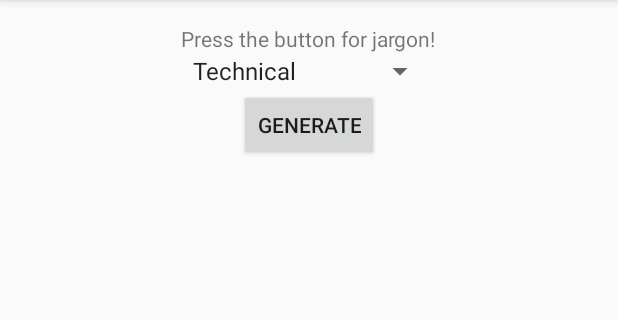
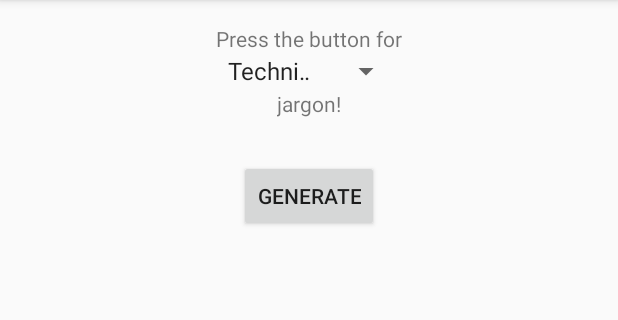
Before and after one commit to elgasste/JargonGenerator, an Android app: the screen it shows after launch (MainActivity), on a phone screen of 412 x 824 dp, the part 84-404 px from its top. Run offline under Robolectric (Android 15) with nearby library versions, the phone set to English and light mode, and no system bars.

Commit message:
tweaked the UI a little bit

```diff
--- a/app/src/main/res/layout/activity_main.xml
+++ b/app/src/main/res/layout/activity_main.xml
@@ -6,18 +6,19 @@
     android:paddingBottom="@dimen/activity_vertical_margin" tools:context=".MainActivity"
     android:id="@+id/viewMain">
 
-    <TextView android:text="@string/header_message" android:layout_width="wrap_content"
+    <TextView android:text="@string/header_message_left" android:layout_width="wrap_content"
         android:layout_height="wrap_content"
+        android:id="@+id/textViewHeaderLeft"
         android:layout_alignParentTop="true"
-        android:layout_centerHorizontal="true"
-        android:id="@+id/textViewHeader" />
+        android:layout_centerHorizontal="true" />
 
     <Button
         android:layout_width="wrap_content"
         android:layout_height="wrap_content"
         android:text="@string/button_generate"
         android:id="@+id/buttonGenerate"
-        android:layout_below="@+id/spinnerJargonType"
+        android:layout_marginTop="28dp"
+        android:layout_below="@+id/textViewHeaderRight"
         android:layout_centerHorizontal="true" />
 
     <TextView
@@ -25,10 +26,13 @@
         android:layout_height="wrap_content"
         android:textAppearance="?android:attr/textAppearanceLarge"
         android:id="@+id/textViewJargon"
-        android:layout_below="@+id/buttonGenerate"
-        android:layout_centerHorizontal="true"
         android:gravity="center"
-        android:layout_marginTop="45dp" />
+        android:layout_alignParentLeft="true"
+        android:layout_alignParentStart="true"
+        android:layout_alignParentRight="true"
+        android:layout_alignParentEnd="true"
+        android:layout_alignParentBottom="true"
+        android:layout_below="@+id/buttonGenerate" />
 
     <Spinner
         android:layout_width="wrap_content"
@@ -36,10 +40,18 @@
         android:id="@+id/spinnerJargonType"
         android:spinnerMode="dropdown"
         android:entries="@array/jargon_types"
-        android:layout_below="@+id/textViewHeader"
-        android:layout_alignLeft="@+id/textViewHeader"
-        android:layout_alignStart="@+id/textViewHeader"
-        android:layout_alignRight="@+id/textViewHeader"
-        android:layout_alignEnd="@+id/textViewHeader" />
+        android:layout_below="@+id/textViewHeaderLeft"
+        android:layout_alignLeft="@+id/textViewHeaderLeft"
+        android:layout_alignStart="@+id/textViewHeaderLeft"
+        android:layout_alignRight="@+id/textViewHeaderLeft"
+        android:layout_alignEnd="@+id/textViewHeaderLeft" />
+
+    <TextView
+        android:layout_width="wrap_content"
+        android:layout_height="wrap_content"
+        android:text="@string/header_message_right"
+        android:id="@+id/textViewHeaderRight"
+        android:layout_below="@+id/spinnerJargonType"
+        android:layout_centerHorizontal="true" />
 
 </RelativeLayout>
--- a/app/src/main/res/values/strings.xml
+++ b/app/src/main/res/values/strings.xml
@@ -1,7 +1,8 @@
 <resources>
     <string name="app_name">Jargon Generator</string>
 
-    <string name="header_message">Press the button for jargon!</string>
+    <string name="header_message_left">Press the button for</string>
+    <string name="header_message_right">jargon!</string>
     <string name="action_settings">Settings</string>
     <string name="button_generate">Generate</string>
     <string-array name="jargon_types">
```
